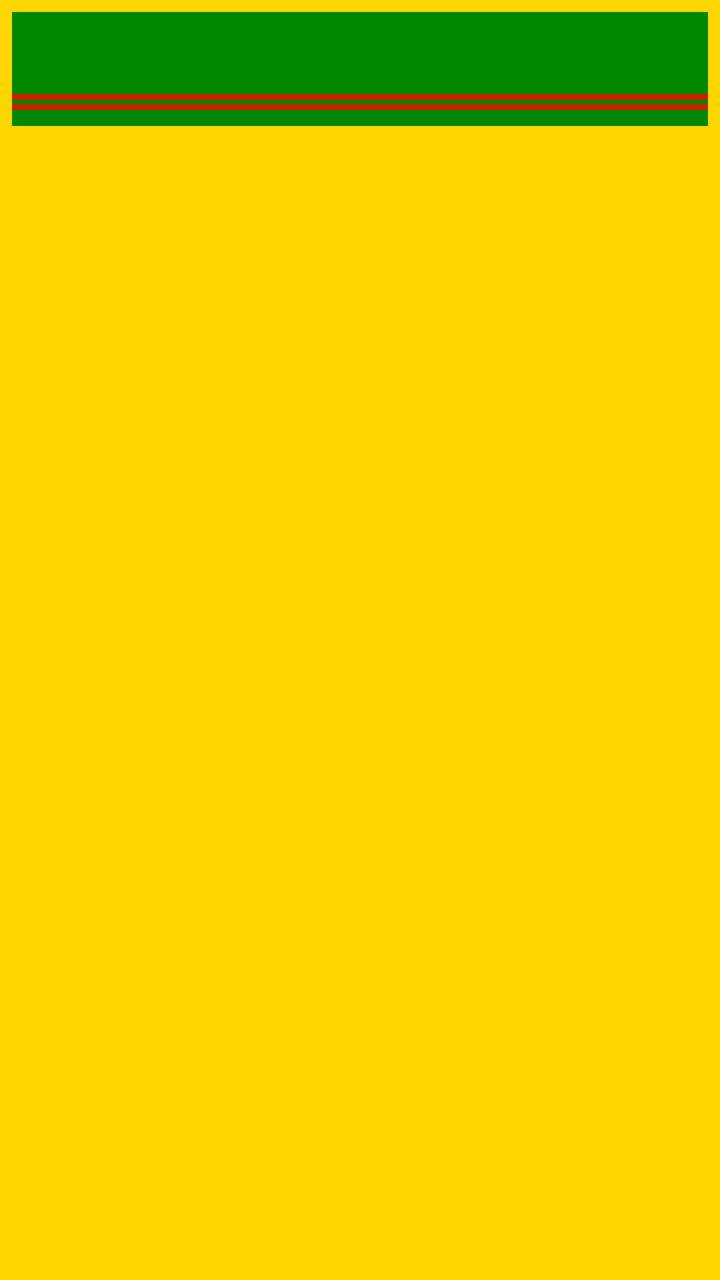
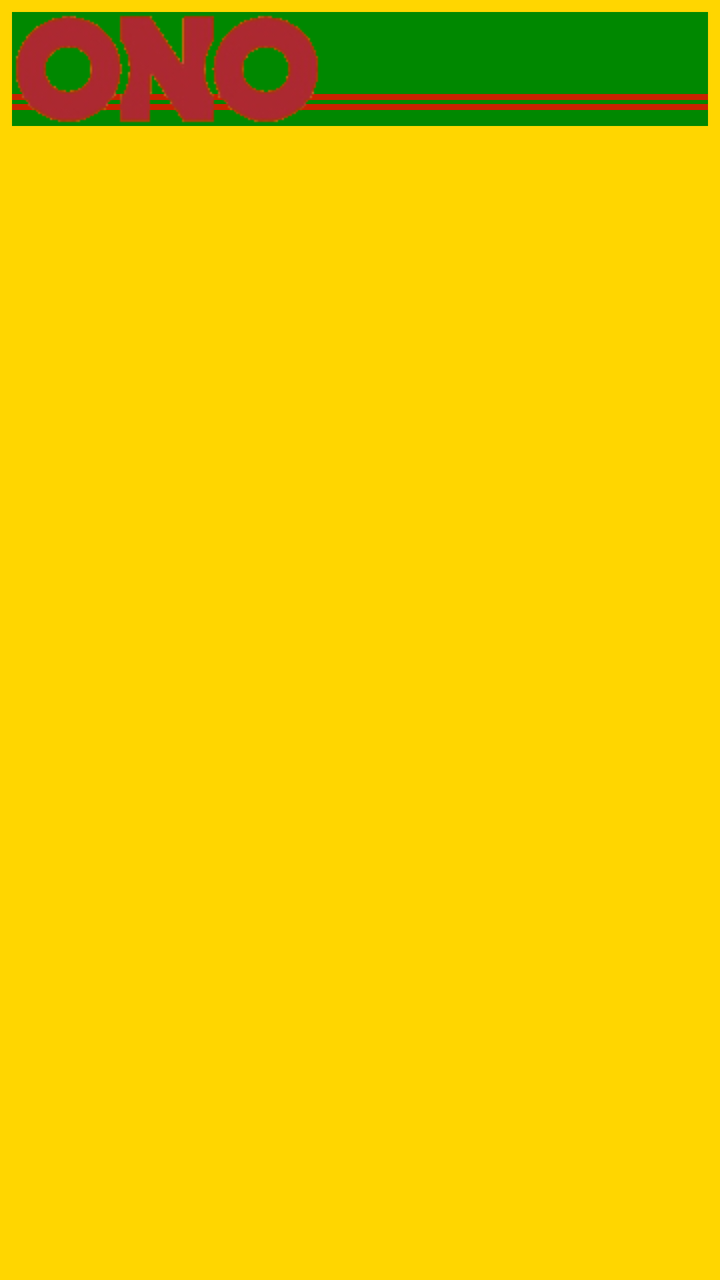

Two renders of the same Android screen: before a commit and after it. Below are the layout's source before the change and the commit's diff.
<!-- AndroidManifest.xml: application theme Theme.TankONO -->
<!-- res/layout/widget_tankono.xml -->
<?xml version="1.0" encoding="utf-8"?>

<LinearLayout xmlns:android="http://schemas.android.com/apk/res/android"
    android:id="@+id/widget_root"
    android:layout_width="match_parent"
    android:layout_height="match_parent"
    android:orientation="vertical"
    android:padding="6dp"
    android:background="@color/ono_yellow">

    
    <FrameLayout
        android:id="@+id/header"
        android:layout_width="match_parent"
        android:layout_height="57dp"
        android:background="#008800">

        
        <ImageView
            android:id="@+id/header_line_1"
            android:layout_width="match_parent"
            android:layout_height="3dp"
            android:layout_gravity="bottom"
            android:layout_marginBottom="13dp"
            android:background="@color/ono_red"
            android:contentDescription="@null"/>

        
        <ImageView
            android:id="@+id/header_line_2"
            android:layout_width="match_parent"
            android:layout_height="3dp"
            android:layout_gravity="bottom"
            android:layout_marginBottom="8dp"
            android:background="@color/ono_red"
            android:contentDescription="@null"/>

        
        

    </FrameLayout>

    

    <LinearLayout android:id="@+id/row_0" style="@style/WidgetRow">
        <TextView android:id="@+id/row_0_name"  style="@style/WidgetRowName"/>
        <TextView android:id="@+id/row_0_old"   style="@style/WidgetRowOld"/>
        <TextView android:id="@+id/row_0_price" style="@style/WidgetRowPrice"/>
        <TextView android:id="@+id/row_0_trend" style="@style/WidgetRowTrend"/>
    </LinearLayout>

    <LinearLayout android:id="@+id/row_1" style="@style/WidgetRow">
        <TextView android:id="@+id/row_1_name"  style="@style/WidgetRowName"/>
        <TextView android:id="@+id/row_1_old"   style="@style/WidgetRowOld"/>
        <TextView android:id="@+id/row_1_price" style="@style/WidgetRowPrice"/>
        <TextView android:id="@+id/row_1_trend" style="@style/WidgetRowTrend"/>
    </LinearLayout>

    <LinearLayout android:id="@+id/row_2" style="@style/WidgetRow">
        <TextView android:id="@+id/row_2_name"  style="@style/WidgetRowName"/>
        <TextView android:id="@+id/row_2_old"   style="@style/WidgetRowOld"/>
        <TextView android:id="@+id/row_2_price" style="@style/WidgetRowPrice"/>
        <TextView android:id="@+id/row_2_trend" style="@style/WidgetRowTrend"/>
    </LinearLayout>

    <LinearLayout android:id="@+id/row_3" style="@style/WidgetRow">
        <TextView android:id="@+id/row_3_name"  style="@style/WidgetRowName"/>
        <TextView android:id="@+id/row_3_old"   style="@style/WidgetRowOld"/>
        <TextView android:id="@+id/row_3_price" style="@style/WidgetRowPrice"/>
        <TextView android:id="@+id/row_3_trend" style="@style/WidgetRowTrend"/>
    </LinearLayout>

    <LinearLayout android:id="@+id/row_4" style="@style/WidgetRow">
        <TextView android:id="@+id/row_4_name"  style="@style/WidgetRowName"/>
        <TextView android:id="@+id/row_4_old"   style="@style/WidgetRowOld"/>
        <TextView android:id="@+id/row_4_price" style="@style/WidgetRowPrice"/>
        <TextView android:id="@+id/row_4_trend" style="@style/WidgetRowTrend"/>
    </LinearLayout>

    <LinearLayout android:id="@+id/row_5" style="@style/WidgetRow">
        <TextView android:id="@+id/row_5_name"  style="@style/WidgetRowName"/>
        <TextView android:id="@+id/row_5_old"   style="@style/WidgetRowOld"/>
        <TextView android:id="@+id/row_5_price" style="@style/WidgetRowPrice"/>
        <TextView android:id="@+id/row_5_trend" style="@style/WidgetRowTrend"/>
    </LinearLayout>

    <LinearLayout android:id="@+id/row_6" style="@style/WidgetRow">
        <TextView android:id="@+id/row_6_name"  style="@style/WidgetRowName"/>
        <TextView android:id="@+id/row_6_old"   style="@style/WidgetRowOld"/>
        <TextView android:id="@+id/row_6_price" style="@style/WidgetRowPrice"/>
        <TextView android:id="@+id/row_6_trend" style="@style/WidgetRowTrend"/>
    </LinearLayout>

    <LinearLayout android:id="@+id/row_7" style="@style/WidgetRow">
        <TextView android:id="@+id/row_7_name"  style="@style/WidgetRowName"/>
        <TextView android:id="@+id/row_7_old"   style="@style/WidgetRowOld"/>
        <TextView android:id="@+id/row_7_price" style="@style/WidgetRowPrice"/>
        <TextView android:id="@+id/row_7_trend" style="@style/WidgetRowTrend"/>
    </LinearLayout>

    <LinearLayout android:id="@+id/row_8" style="@style/WidgetRow">
        <TextView android:id="@+id/row_8_name"  style="@style/WidgetRowName"/>
        <TextView android:id="@+id/row_8_old"   style="@style/WidgetRowOld"/>
        <TextView android:id="@+id/row_8_price" style="@style/WidgetRowPrice"/>
        <TextView android:id="@+id/row_8_trend" style="@style/WidgetRowTrend"/>
    </LinearLayout>

    <LinearLayout android:id="@+id/row_9" style="@style/WidgetRow">
        <TextView android:id="@+id/row_9_name"  style="@style/WidgetRowName"/>
        <TextView android:id="@+id/row_9_old"   style="@style/WidgetRowOld"/>
        <TextView android:id="@+id/row_9_price" style="@style/WidgetRowPrice"/>
        <TextView android:id="@+id/row_9_trend" style="@style/WidgetRowTrend"/>
    </LinearLayout>

    <LinearLayout android:id="@+id/row_10" style="@style/WidgetRow">
        <TextView android:id="@+id/row_10_name"  style="@style/WidgetRowName"/>
        <TextView android:id="@+id/row_10_old"   style="@style/WidgetRowOld"/>
        <TextView android:id="@+id/row_10_price" style="@style/WidgetRowPrice"/>
        <TextView android:id="@+id/row_10_trend" style="@style/WidgetRowTrend"/>
    </LinearLayout>

</LinearLayout>
<!-- resources referenced by this layout -->
<resources>
  <color name="ono_red">#C92200</color>
  <color name="ono_yellow">#FFD600</color>
  <style name="WidgetRow">
          <item name="android:layout_width">match_parent</item>
          <item name="android:layout_height">wrap_content</item>
          <item name="android:orientation">horizontal</item>
          <item name="android:gravity">center_vertical</item>
          <item name="android:paddingTop">1dp</item>
          <item name="android:paddingBottom">1dp</item>
          <item name="android:visibility">gone</item>
      </style>
  <style name="WidgetRowName">
          <item name="android:layout_width">0dp</item>
          <item name="android:layout_height">wrap_content</item>
          <item name="android:layout_weight">1</item>
          <item name="android:textColor">@color/ono_red</item>
          <item name="android:textStyle">bold</item>
          <item name="android:textSize">14sp</item>
          <item name="android:singleLine">true</item>
          <item name="android:ellipsize">end</item>
      </style>
  <style name="WidgetRowOld">
          <item name="android:layout_width">85dp</item>
          <item name="android:layout_height">wrap_content</item>
          <item name="android:textColor">@color/ono_red</item>
          <item name="android:textStyle">italic</item>
          <item name="android:textSize">12sp</item>
          <item name="android:singleLine">true</item>
          <item name="android:gravity">end</item>
      </style>
  <style name="WidgetRowPrice">
          <item name="android:layout_width">70dp</item>
          <item name="android:layout_height">wrap_content</item>
          <item name="android:textColor">@color/ono_red</item>
          <item name="android:textStyle">bold</item>
          <item name="android:textSize">14sp</item>
          <item name="android:singleLine">true</item>
          <item name="android:gravity">end</item>
          <item name="android:paddingStart">4dp</item>
      </style>
  <style name="WidgetRowTrend">
          <item name="android:layout_width">22dp</item>
          <item name="android:layout_height">wrap_content</item>
          <item name="android:textColor">@color/ono_red</item>
          <item name="android:textStyle">bold</item>
          <item name="android:textSize">14sp</item>
          <item name="android:singleLine">true</item>
          <item name="android:gravity">end</item>
      </style>
  <style name="Theme.TankONO" parent="android:Theme.Material.Light.NoActionBar">
          <item name="android:statusBarColor">@color/ono_yellow</item>
          <item name="android:windowBackground">@color/ono_yellow</item>
      </style>
</resources>

<!-- the commit's change to res/layout/widget_tankono.xml (unified diff, before → after) -->
@@ -36,6 +36,15 @@
             android:contentDescription="@null"/>
 
         
+        <ImageView
+            android:id="@+id/header_logo_text"
+            android:layout_width="match_parent"
+            android:layout_height="57dp"
+            android:layout_gravity="bottom|start"
+            android:scaleType="fitStart"
+            android:src="@drawable/logo_text"
+            android:contentDescription="@string/app_name"/>
+
         
 
     </FrameLayout>
<!-- resource entries referenced after the edit -->
@@ -2,6 +2,8 @@
 <resources>
   <color name="ono_red">#C92200</color>
   <color name="ono_yellow">#FFD600</color>
+  <!-- drawable logo_text: png bitmap (drawable-nodpi, 11434 bytes) -->
+  <string name="app_name">Tank ONO</string>
   <style name="WidgetRow">
           <item name="android:layout_width">match_parent</item>
           <item name="android:layout_height">wrap_content</item>
